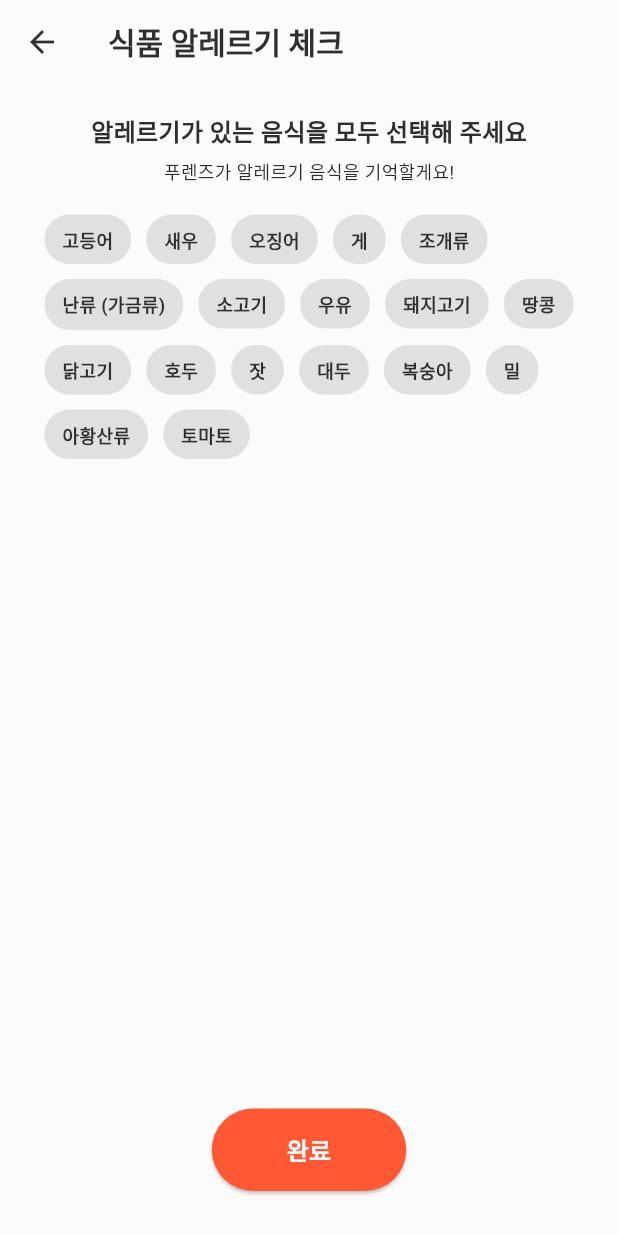
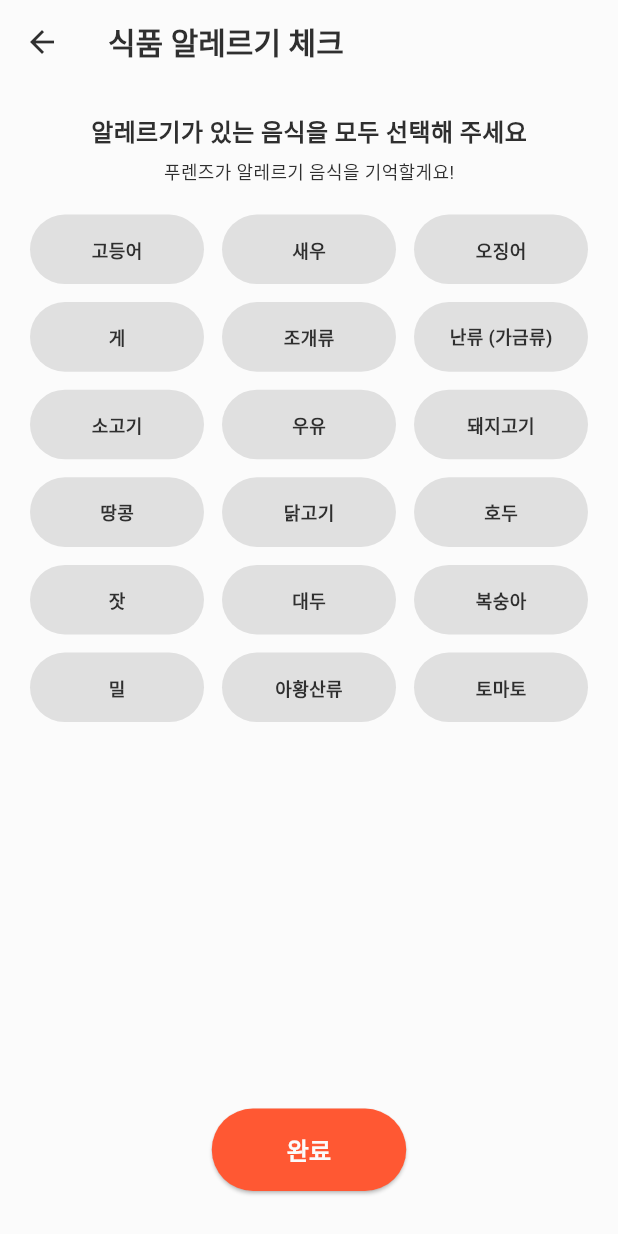
Before and after one commit to JeongHeeju/capstone, a Flutter app: the AllergyScreen screen opened by its route, on a phone screen of 412 x 824 dp. Run offline on Flutter 3.47's test engine with Material 3 defaults, Android fonts, the phone set to English and light mode, and no system bars; our stand-ins replace shared_preferences; accounts and stored records are empty.

Commit message:
Update allergy_screen.dart

```diff
--- a/frontend/capstone/lib/screen/allergy_screen.dart
+++ b/frontend/capstone/lib/screen/allergy_screen.dart
@@ -50,7 +50,7 @@ class _AllergyScreenState extends State<AllergyScreen> {
   }
 
   Future<void> saveAllergyInfo() async {
-    final url = Uri.parse('http://127.0.0.1:8000/users/save_allergy_info/');
+    final url = Uri.parse('http://10.0.2.2:8000/users/save_allergy_info/');
     try {
       final response = await http.post(
         url,
@@ -144,15 +144,17 @@ class _AllergyScreenState extends State<AllergyScreen> {
             Text('푸렌즈가 알레르기 음식을 기억할게요!', style: TextStyle(fontSize: 12)),
             SizedBox(height: 20),
             Expanded(
-              child: SingleChildScrollView(
-                child: Wrap(
-                  spacing: 10,
-                  runSpacing: 10,
+              child: GridView.count(
+                crossAxisCount: 3,
+                mainAxisSpacing: 12,
+                crossAxisSpacing: 12,
+                childAspectRatio: 2.5,
                   children: allergyItems.map((item) {
                     final isSelected = allergies.contains(item);
                     return GestureDetector(
                       onTap: () => toggleAllergy(item),
                       child: Container(
+                        alignment: Alignment.center,
                         padding: EdgeInsets.symmetric(horizontal: 12, vertical: 8),
                         decoration: BoxDecoration(
                           color: isSelected ? Color(0xFFFF5833) : Color(0xFFE0E0E0),
@@ -171,7 +173,7 @@ class _AllergyScreenState extends State<AllergyScreen> {
                   }).toList(),
                 ),
               ),
-            ),
+
             Row(
               mainAxisAlignment: MainAxisAlignment.center,
               children: [
```
